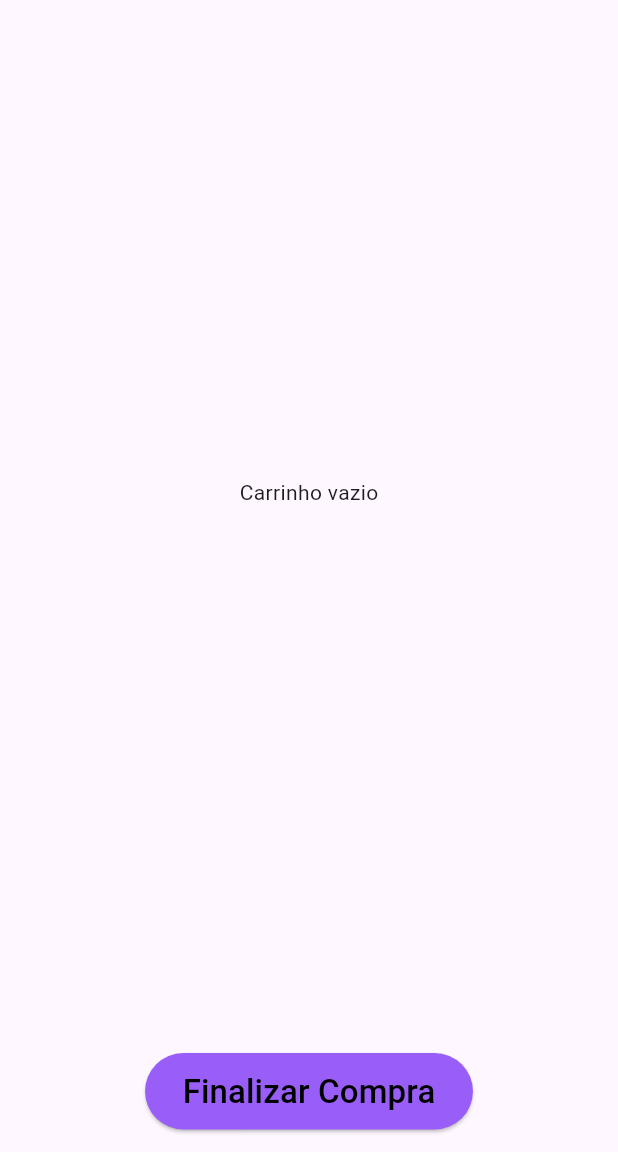
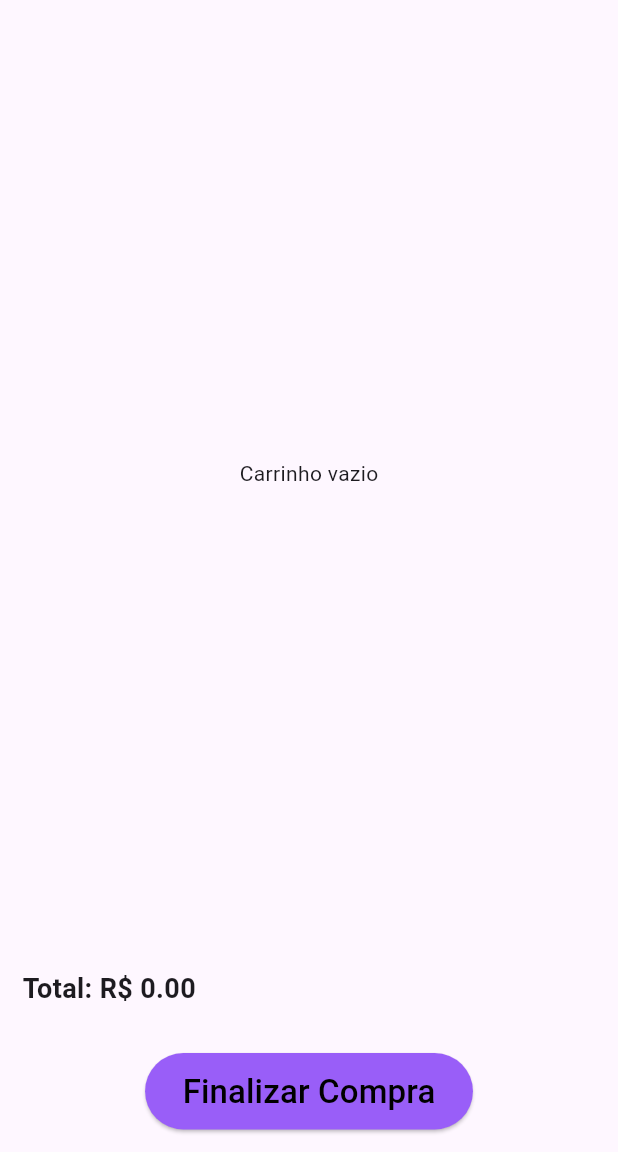
Before and after one commit to GabrieLlussi/AppVision, a Flutter app: the CarrinhoPage screen opened directly, after a tap on "Finalizar Compra", on a phone screen of 412 x 824 dp, the part 84-1236 px from its top. Run offline on Flutter 3.47's test engine with Material 3 defaults, Android fonts, the phone set to English and light mode, and no system bars; our stand-ins replace cloud_firestore, firebase_core; accounts and stored records are empty.

Commit message:
atualizacaoSomaCarrinho

```diff
--- a/projetomobile/lib/carrinho/carrinho.dart
+++ b/projetomobile/lib/carrinho/carrinho.dart
@@ -48,17 +48,15 @@ class Carrinho extends StatefulWidget {
     }
   }
 
-/*
-  double calcularTotal() {
-    return produtos.fold(0, (soma, item) {
-      double preco = double.tryParse(item['preco']) ?? 0;
-      int quantidade = int.tryParse(item['quantidade']) ?? 1;
-      return soma + preco * quantidade;
-    });
+
+  double _calcularTotal() {
+  double sum = 0.0;
+  for (var produto in carrinho) {
+    double preco = double.parse(produto['preco'].toString());
+    sum += preco;
   }
-*/
-
-
+  return sum;
+}
 
     @override
   Widget build(BuildContext context) {
@@ -113,12 +111,12 @@ class Carrinho extends StatefulWidget {
             padding: const EdgeInsets.all(15.0),
             child: Row(
               mainAxisAlignment: MainAxisAlignment.spaceBetween,
-              /*children: [
+              children: [
                 Text(
-                  'Total: R\$ ${calcularTotal().toStringAsFixed(2)}',
+                  'Total: R\$ ${_calcularTotal().toStringAsFixed(2)}',
                   style: TextStyle(fontSize: 18, fontWeight: FontWeight.bold),
                 ),
-              ],*/
+              ],
             ),
           ),
           Padding(
--- a/projetomobile/lib/carrinho/carrinho_page.dart
+++ b/projetomobile/lib/carrinho/carrinho_page.dart
@@ -52,7 +52,7 @@ class CarrinhoPage extends StatefulWidget {
   Widget build(BuildContext context) {
     return Scaffold(
       appBar: AppBar(
-        title: Text('Carrinho de Compras'),
+        title: Text('Catálogo de produtos'),
         centerTitle: true,
         backgroundColor: Colors.teal,
       ),
```
